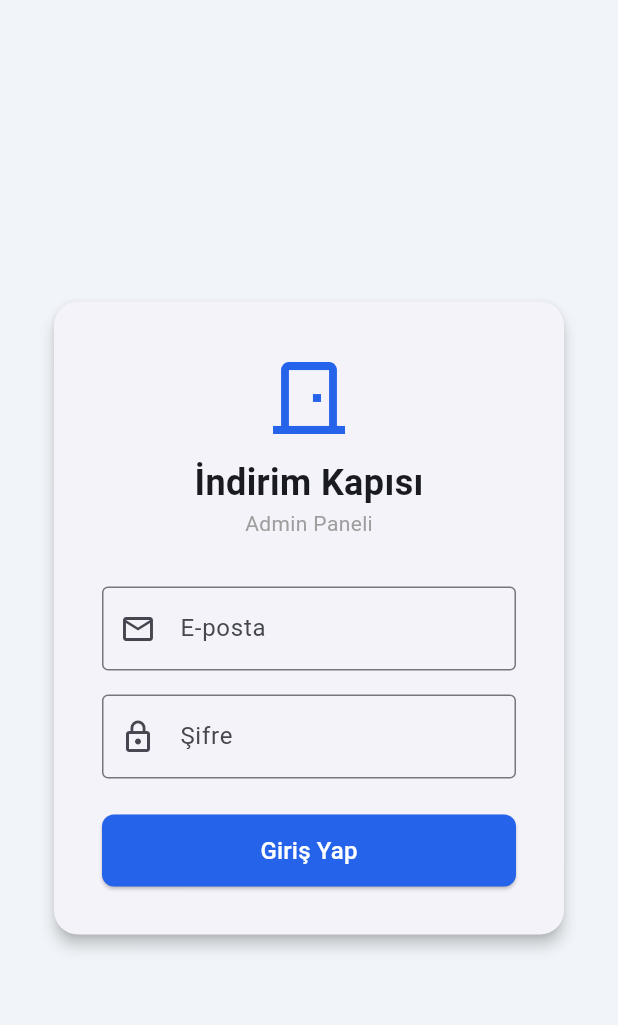
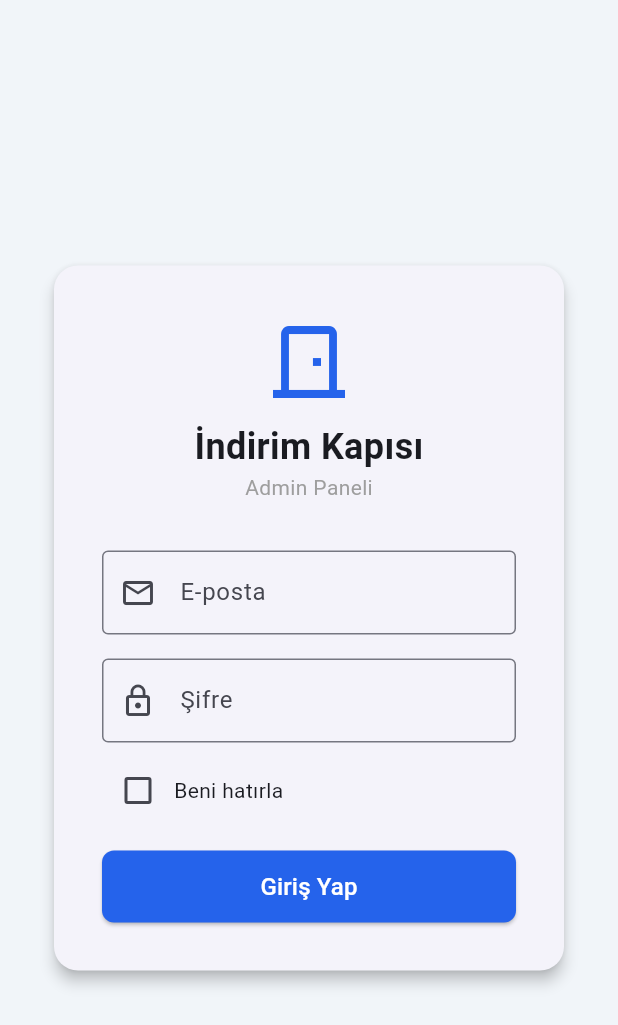
Before and after one commit to erenbekkc/IndirimKapisiAdmin, a Flutter app: the screen it shows after launch, on a phone screen of 412 x 824 dp. Shown: the top 1025 px of the screen. Run offline on Flutter 3.47's test engine with Material 3 defaults, Android fonts, the light colour scheme and no system bars; our stand-ins replace cloud_firestore, file_picker, firebase_auth, firebase_core, firebase_storage, image_picker and 1 more; accounts and stored records are empty.

Commit message:
feat: Beni hatırla özelliği eklendi (login ekranı), versiyon 1.0.0+90

```diff
--- a/lib/screens/login_screen.dart
+++ b/lib/screens/login_screen.dart
@@ -1,5 +1,6 @@
 import 'package:flutter/material.dart';
 import 'package:firebase_auth/firebase_auth.dart';
+import 'package:shared_preferences/shared_preferences.dart';
 
 class LoginScreen extends StatefulWidget {
   const LoginScreen({super.key});
@@ -13,6 +14,23 @@ class _LoginScreenState extends State<LoginScreen> {
   final _passwordController = TextEditingController();
   bool _loading = false;
   String? _error;
+  bool _rememberMe = false;
+
+  @override
+  void initState() {
+    super.initState();
+    _loadSavedCredentials();
+  }
+
+  Future<void> _loadSavedCredentials() async {
+    final prefs = await SharedPreferences.getInstance();
+    final remember = prefs.getBool('remember_me') ?? false;
+    if (remember) {
+      _emailController.text = prefs.getString('saved_email') ?? '';
+      _passwordController.text = prefs.getString('saved_password') ?? '';
+      setState(() => _rememberMe = true);
+    }
+  }
 
   Future<void> _login() async {
     setState(() {
@@ -24,6 +42,16 @@ class _LoginScreenState extends State<LoginScreen> {
         email: _emailController.text.trim(),
         password: _passwordController.text.trim(),
       );
+      final prefs = await SharedPreferences.getInstance();
+      if (_rememberMe) {
+        await prefs.setBool('remember_me', true);
+        await prefs.setString('saved_email', _emailController.text.trim());
+        await prefs.setString('saved_password', _passwordController.text.trim());
+      } else {
+        await prefs.remove('remember_me');
+        await prefs.remove('saved_email');
+        await prefs.remove('saved_password');
+      }
     } on FirebaseAuthException catch (e) {
       setState(() {
         _error = e.message ?? 'Giriş başarısız';
@@ -86,11 +114,22 @@ class _LoginScreenState extends State<LoginScreen> {
                     ),
                     onSubmitted: (_) => _login(),
                   ),
+                  const SizedBox(height: 8),
+                  Row(
+                    children: [
+                      Checkbox(
+                        value: _rememberMe,
+                        onChanged: (val) => setState(() => _rememberMe = val ?? false),
+                        activeColor: const Color(0xFF2563EB),
+                      ),
+                      const Text('Beni hatırla'),
+                    ],
+                  ),
                   if (_error != null) ...[
-                    const SizedBox(height: 12),
+                    const SizedBox(height: 8),
                     Text(_error!, style: const TextStyle(color: Colors.red)),
                   ],
-                  const SizedBox(height: 24),
+                  const SizedBox(height: 16),
                   SizedBox(
                     width: double.infinity,
                     height: 48,
--- a/pubspec.yaml
+++ b/pubspec.yaml
@@ -1,7 +1,7 @@
 name: indirim_radari_admin
 description: "İndirim Kapısı Admin Paneli"
 publish_to: 'none'
-version: 1.0.0+89
+version: 1.0.0+90
 
 environment:
   sdk: ^3.6.2
```
